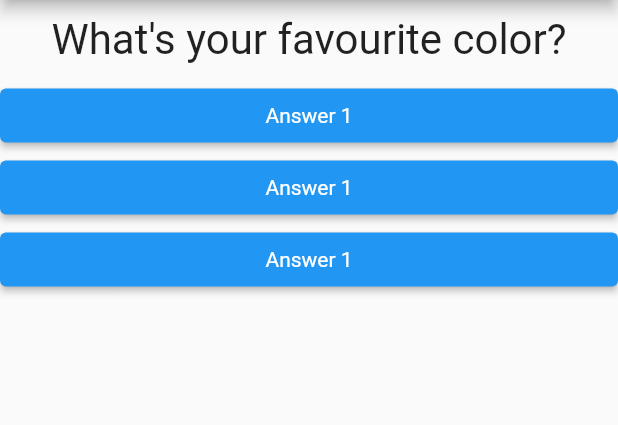
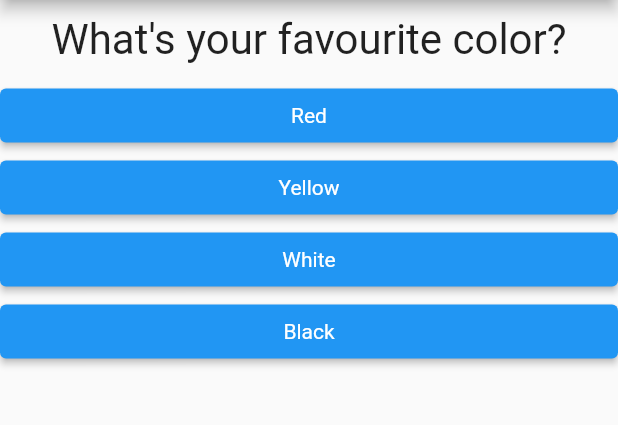
Before and after one commit to aroran1/flutter-notes, a Flutter app: the screen it shows after launch, on a phone screen of 412 x 824 dp, the part 84-509 px from its top. Run offline on Flutter 3.47's test engine with Material 2 defaults, Android fonts, the phone set to English and light mode, and no system bars.

Commit message:
added map

```diff
--- a/first_flutter_app/lib/answer.dart
+++ b/first_flutter_app/lib/answer.dart
@@ -2,8 +2,9 @@ import 'package:flutter/material.dart';
 
 class Answer extends StatelessWidget {
   final Function selectHandler;
+  final String answerText;
 
-  Answer(this.selectHandler);
+  Answer(this.selectHandler, this.answerText);
 
   @override
   Widget build(BuildContext context) {
@@ -17,7 +18,7 @@ class Answer extends StatelessWidget {
           primary: Colors.blue,
           textStyle: TextStyle(color: Colors.white),
         ),
-        child: Text('Answer 1'),
+        child: Text(answerText),
         onPressed: selectHandler,
       ),
     );
--- a/first_flutter_app/lib/main.dart
+++ b/first_flutter_app/lib/main.dart
@@ -29,9 +29,20 @@ class _MyAppState extends State<MyApp> {
 
   @override
   Widget build(BuildContext context) {
-    var questions = [
-      'What\'s your favourite color?',
-      'What\'s your favourite animal?',
+    // creating a map
+    const questions = [
+      {
+        'questionText': 'What\'s your favourite color?',
+        'answers': ['Red', 'Yellow', 'White', 'Black']
+      },
+      {
+        'questionText': 'What\'s your favourite animal?',
+        'answers': ['Rabbit', 'Dog', 'Elephant', 'Tiger']
+      },
+      {
+        'questionText': 'What\'s your favourite tutor?',
+        'answers': ['Max', 'Andrew', 'Dimitri', 'Chris']
+      }
     ];
     // return MaterialApp(home: Text('Hello!'));
     return MaterialApp(
@@ -40,11 +51,16 @@ class _MyAppState extends State<MyApp> {
           title: Text('My First App\'s title'),
         ),
         body: Column(
-          children: <Widget>[
-            Question(questions[_questionIndex]),
-            Answer(_answerQuestion),
-            Answer(_answerQuestion),
-            Answer(_answerQuestion),
+          children: [
+            Question(questions[_questionIndex]['questionText']),
+            ...(questions[_questionIndex]['answers'] as List<String>)
+                // Note: map doesn't alter the original questions list instead to makes copy of it and retuns a new list
+                .map((answer) {
+              return Answer(_answerQuestion, answer);
+            }).toList()
+            // Answer(_answerQuestion),
+            // Answer(_answerQuestion),
+            // Answer(_answerQuestion),
           ],
         ),
       ),
```
Also changed, not shown: 1 other file.
